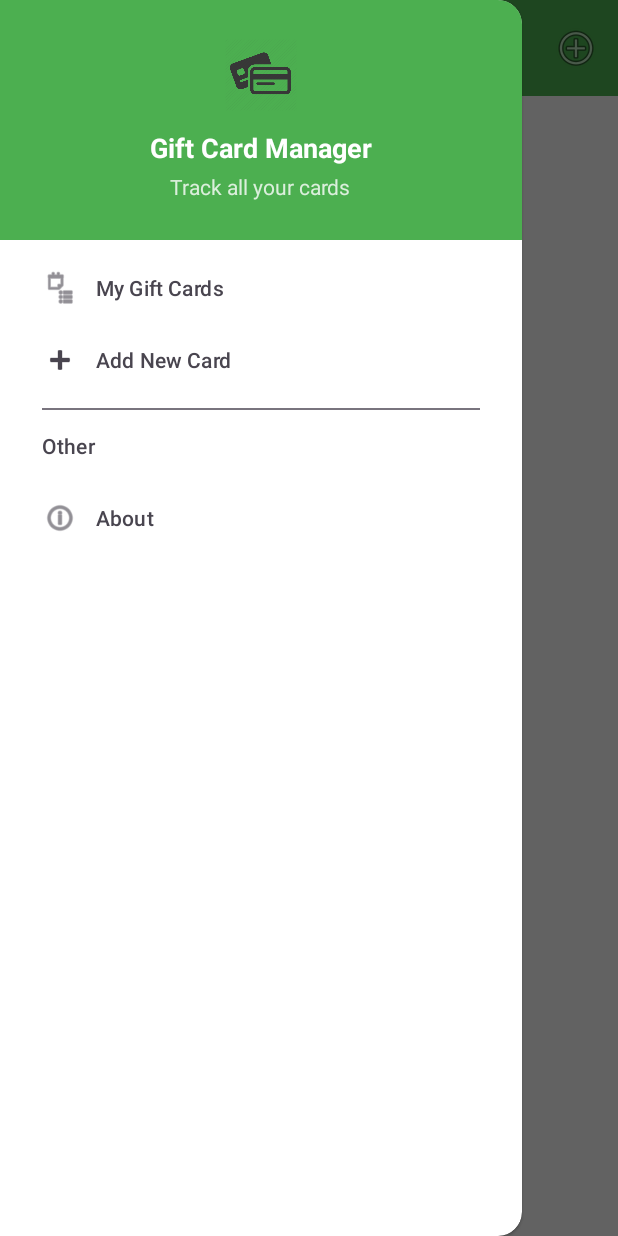
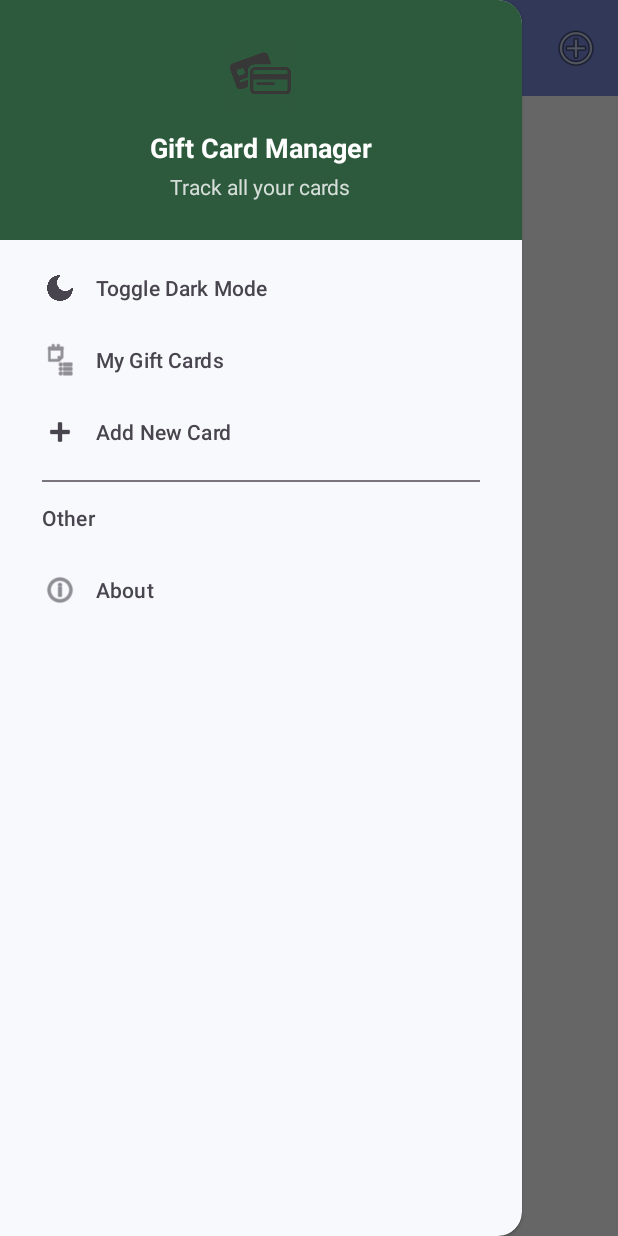
Before and after one commit to Wolfgang-Romanowski/GiftcardApp-Mobile-App-Dev-Assignment-CA2, an Android app: the screen it shows after launch (GiftcardList), with the side drawer open, on a phone screen of 412 x 824 dp. Run offline under Robolectric (Android 15) with nearby library versions, the phone set to English and light mode, and no system bars; our stand-ins replace Timber.

Commit message:
added night theme resources and styles across application

```diff
--- a/app/src/main/res/layout/activity_splash.xml
+++ b/app/src/main/res/layout/activity_splash.xml
@@ -5,7 +5,7 @@
         xmlns:tools="http://schemas.android.com/tools"
         android:layout_width="match_parent"
         android:layout_height="match_parent"
-        android:background="@color/colorPrimary"
+        android:background="#1A1A1A"
         tools:context=".activities.SplashActivity">
 
     <ImageView
--- a/app/src/main/res/layout/giftcard_add.xml
+++ b/app/src/main/res/layout/giftcard_add.xml
@@ -11,7 +11,7 @@
             android:id="@+id/appBarLayout"
             android:layout_width="match_parent"
             android:layout_height="wrap_content"
-            android:background="@color/colorAccent"
+            android:background="?attr/colorPrimary"
             app:layout_constraintTop_toTopOf="parent">
 
         <androidx.appcompat.widget.Toolbar
@@ -19,7 +19,7 @@
                 android:layout_width="match_parent"
                 android:layout_height="wrap_content"
                 app:title="Add Gift Card"
-                app:titleTextColor="@color/white" />
+                app:titleTextColor="?attr/colorOnPrimary" />
     </com.google.android.material.appbar.AppBarLayout>
 
     <ScrollView
@@ -112,7 +112,7 @@
                     android:layout_height="wrap_content"
                     android:text="@string/add_gift_card"
                     android:textColor="@color/white"
-                    android:backgroundTint="@color/colorAccent" />
+                    android:backgroundTint="?attr/colorAccent" />
 
         </LinearLayout>
     </ScrollView>
--- a/app/src/main/res/layout/giftcard_list.xml
+++ b/app/src/main/res/layout/giftcard_list.xml
@@ -12,12 +12,12 @@
     <androidx.coordinatorlayout.widget.CoordinatorLayout
             android:layout_width="match_parent"
             android:layout_height="match_parent"
-            android:background="#F5F5F5">
+            android:background="?attr/colorSurface">
 
         <com.google.android.material.appbar.AppBarLayout
                 android:layout_width="match_parent"
                 android:layout_height="wrap_content"
-                android:background="@color/colorPrimary"
+                android:background="?attr/colorPrimary"
                 app:elevation="4dp">
 
             <androidx.appcompat.widget.Toolbar
@@ -25,7 +25,7 @@
                     android:layout_width="match_parent"
                     android:layout_height="?attr/actionBarSize"
                     app:title="My Gift Cards"
-                    app:titleTextColor="@android:color/white" />
+                    app:titleTextColor="?attr/colorOnPrimary" />
 
         </com.google.android.material.appbar.AppBarLayout>
 
@@ -53,7 +53,7 @@
                     android:layout_height="80dp"
                     android:alpha="0.4"
                     android:src="@drawable/creditcardiconpng4401"
-                    app:tint="@color/colorPrimary"
+                    app:tint="?attr/colorAccent"
                     android:contentDescription="No cards" />
 
             <TextView
@@ -63,7 +63,7 @@
                     android:text="No Gift Cards Yet"
                     android:textSize="18sp"
                     android:textStyle="bold"
-                    android:textColor="#333333" />
+                    android:textColor="?android:attr/textColorPrimary" />
 
             <TextView
                     android:layout_width="wrap_content"
@@ -72,17 +72,18 @@
                     android:gravity="center"
                     android:text="Tap + to add your first card"
                     android:textSize="14sp"
-                    android:textColor="#666666" />
+                    android:textColor="?android:attr/textColorSecondary" />
 
         </LinearLayout>
 
     </androidx.coordinatorlayout.widget.CoordinatorLayout>
+
     <com.google.android.material.navigation.NavigationView
             android:id="@+id/navView"
             android:layout_width="wrap_content"
             android:layout_height="match_parent"
             android:layout_gravity="start"
-            android:background="@android:color/white"
+            android:background="?attr/colorSurface"
             app:headerLayout="@layout/nav_header"
             app:menu="@menu/drawer_menu" />
 
--- a/app/src/main/res/layout/nav_header.xml
+++ b/app/src/main/res/layout/nav_header.xml
@@ -3,7 +3,7 @@
         xmlns:android="http://schemas.android.com/apk/res/android"
         android:layout_width="match_parent"
         android:layout_height="160dp"
-        android:background="@color/colorAccent"
+        android:background="@color/nav_header_background"
         android:gravity="center"
         android:orientation="vertical"
         android:padding="16dp">
--- a/app/src/main/res/menu/drawer_menu.xml
+++ b/app/src/main/res/menu/drawer_menu.xml
@@ -2,6 +2,11 @@
 <menu xmlns:android="http://schemas.android.com/apk/res/android">
 
     <group android:checkableBehavior="single">
+
+        <item
+                android:id="@+id/nav_night_mode"
+                android:icon="@drawable/darktheme2"
+                android:title="Toggle Dark Mode" />
 
         <item
                 android:id="@+id/nav_cards"
--- /dev/null
+++ b/app/src/main/res/values-night/color_selectors.xml
@@ -0,0 +1,6 @@
+<?xml version="1.0" encoding="utf-8"?>
+<resources>
+    <color name="nav_header_background">@color/nav_header_dark</color>
+    <color name="card_icon_background">@color/card_icon_circle_dark</color>
+    <color name="delete_button">@color/delete_button_dark</color>
+</resources>
--- /dev/null
+++ b/app/src/main/res/values-night/themes.xml
@@ -0,0 +1,20 @@
+<?xml version="1.0" encoding="utf-8"?>
+<resources>
+    <style name="Theme.CA1GiftCardWR" parent="Theme.Material3.DayNight.NoActionBar">
+        <item name="android:windowBackground">@color/background_dark</item>
+        <item name="android:colorBackground">@color/background_dark</item>
+        <item name="colorSurface">@color/surface_dark</item>
+
+        <item name="colorPrimary">@color/toolbar_dark</item>
+        <item name="colorOnPrimary">@color/on_toolbar_dark</item>
+
+        <item name="colorSecondary">@color/accent_dark</item>
+        <item name="colorAccent">@color/accent_dark</item>
+
+        <item name="android:textColorPrimary">@color/text_primary_dark</item>
+        <item name="android:textColorSecondary">@color/text_secondary_dark</item>
+
+        <item name="android:statusBarColor">@color/toolbar_dark</item>
+        <item name="android:windowLightStatusBar">false</item>
+    </style>
+</resources>
--- /dev/null
+++ b/app/src/main/res/values/color_selectors.xml
@@ -0,0 +1,6 @@
+<?xml version="1.0" encoding="utf-8"?>
+<resources>
+    <color name="nav_header_background">@color/nav_header_light</color>
+    <color name="card_icon_background">@color/card_icon_circle_light</color>
+    <color name="delete_button">@color/delete_button_light</color>
+</resources>
--- a/app/src/main/res/values/colors.xml
+++ b/app/src/main/res/values/colors.xml
@@ -1,13 +1,31 @@
 <?xml version="1.0" encoding="utf-8"?>
 <resources>
-    <color name="purple_200">#FFBB86FC</color>
-    <color name="purple_500">#FF6200EE</color>
-    <color name="purple_700">#FF3700B3</color>
-    <color name="teal_200">#FF03DAC5</color>
-    <color name="teal_700">#FF018786</color>
+    <color name="background_light">#F5F5F0</color>
+    <color name="surface_light">#FFFFFF</color>
+    <color name="toolbar_light">#7B8CDE</color>
+    <color name="on_toolbar_light">#FFFFFF</color>
+    <color name="text_primary_light">#2D3436</color>
+    <color name="text_secondary_light">#636E72</color>
+    <color name="accent_light">#6C7BD8</color>
+    <color name="nav_header_light">#2D5A3D</color>
+    <color name="delete_button_light">#D63031</color>
+    <color name="card_icon_circle_light">#2D5A3D</color>
+
+    <color name="background_dark">#0D0D0D</color>
+    <color name="surface_dark">#1A1A1A</color>
+    <color name="toolbar_dark">#1A1A1A</color>
+    <color name="on_toolbar_dark">#A8B4F0</color>
+    <color name="text_primary_dark">#F0F0F0</color>
+    <color name="text_secondary_dark">#A0A0A0</color>
+    <color name="accent_dark">#A8B4F0</color>
+    <color name="nav_header_dark">#1E3D2B</color>
+    <color name="delete_button_dark">#FF7675</color>
+    <color name="card_icon_circle_dark">#3D7A5A</color>
+
+    <color name="colorPrimary">@color/toolbar_light</color>
+    <color name="colorPrimaryDark">@color/toolbar_light</color>
+    <color name="colorAccent">@color/accent_light</color>
+
+    <color name="white">#FFFFFFFF</color>
     <color name="black">#FF000000</color>
-    <color name="white">#FFFFFFFF</color>
-    <color name="colorPrimary">#4CAF50</color>
-    <color name="colorPrimaryDark">#388E3C</color>
-    <color name="colorAccent">#4CAF50</color>
 </resources>
--- a/app/src/main/res/values/themes.xml
+++ b/app/src/main/res/values/themes.xml
@@ -1,6 +1,20 @@
 <?xml version="1.0" encoding="utf-8"?>
 <resources>
     <style name="Theme.CA1GiftCardWR" parent="Theme.Material3.DayNight.NoActionBar">
-        <item name="android:statusBarColor">@android:color/transparent</item>
+        <item name="android:windowBackground">@color/background_light</item>
+        <item name="android:colorBackground">@color/background_light</item>
+        <item name="colorSurface">@color/surface_light</item>
+
+        <item name="colorPrimary">@color/toolbar_light</item>
+        <item name="colorOnPrimary">@color/on_toolbar_light</item>
+
+        <item name="colorSecondary">@color/accent_light</item>
+        <item name="colorAccent">@color/accent_light</item>
+
+        <item name="android:textColorPrimary">@color/text_primary_light</item>
+        <item name="android:textColorSecondary">@color/text_secondary_light</item>
+
+        <item name="android:statusBarColor">@color/toolbar_light</item>
+        <item name="android:windowLightStatusBar">false</item>
     </style>
 </resources>
```
Also changed, not shown: app/src/main/java/com/example/ca1giftcardwr/activities/GiftcardList.kt (+10 -0 lines), app/src/main/res/layout/card_giftcard.xml (+11 -6 lines), app/src/main/res/layout/giftcard_edit.xml (+4 -4 lines), app/src/main/res/drawable/darktheme2.png (added), 2 other files.
